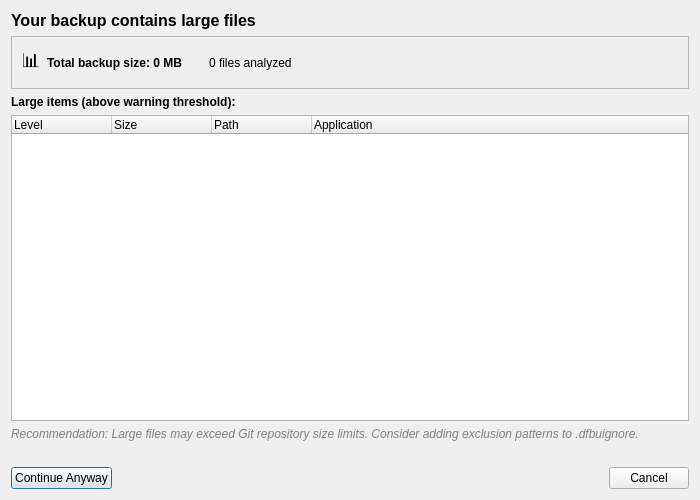
Before: the Qt Designer form DFBU/gui/designer/size_warning_dialog.ui in L3DigitalNet/DFBU-DotFiles-Backup-Utility, drawn with Qt 5.
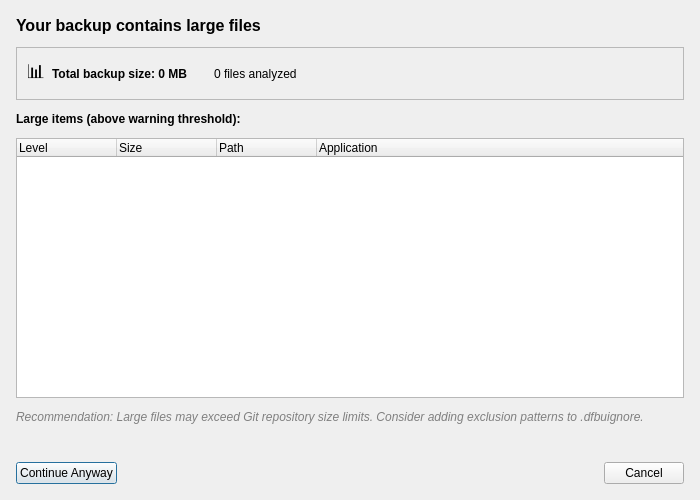
After: the same form once the commit is applied.

```diff
--- a/DFBU/gui/designer/size_warning_dialog.ui
+++ b/DFBU/gui/designer/size_warning_dialog.ui
@@ -17,6 +17,21 @@
    <bool>true</bool>
   </property>
   <layout class="QVBoxLayout" name="mainLayout">
+   <property name="spacing">
+    <number>12</number>
+   </property>
+   <property name="leftMargin">
+    <number>16</number>
+   </property>
+   <property name="topMargin">
+    <number>16</number>
+   </property>
+   <property name="rightMargin">
+    <number>16</number>
+   </property>
+   <property name="bottomMargin">
+    <number>16</number>
+   </property>
    <item>
     <widget class="QLabel" name="titleLabel">
      <property name="text">
```
